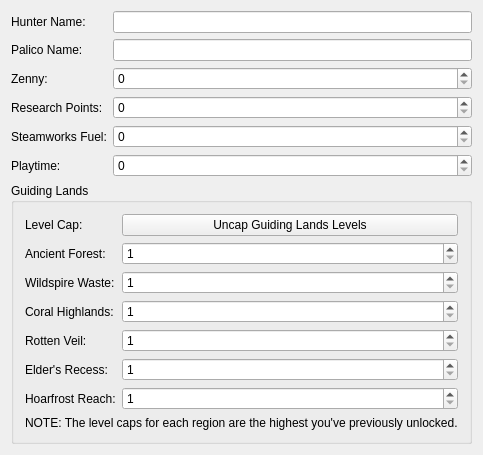
The window that gui/info/hunterinfo.ui (EnderHDMC/MHWISaveEditor) describes before a commit, drawn with Qt 5.
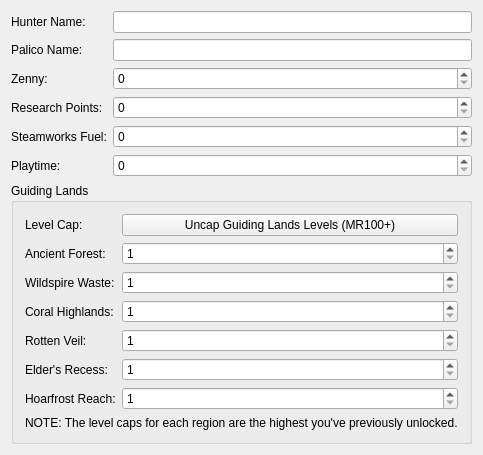
The same window after the commit.

Patch:
```diff
--- a/gui/info/hunterinfo.ui
+++ b/gui/info/hunterinfo.ui
@@ -152,7 +152,7 @@
       <item row="0" column="1">
        <widget class="QPushButton" name="btnLevelCapGL">
         <property name="text">
-         <string comment="Button to uncap the guiding lands levels.">Uncap Guiding Lands Levels</string>
+         <string comment="Button to uncap the guiding lands levels.">Uncap Guiding Lands Levels (MR100+)</string>
         </property>
        </widget>
       </item>
```
